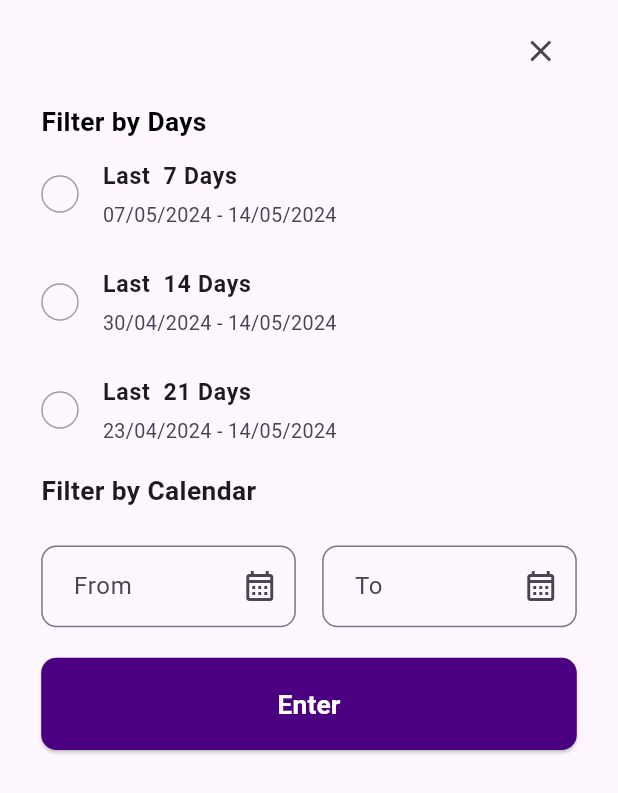
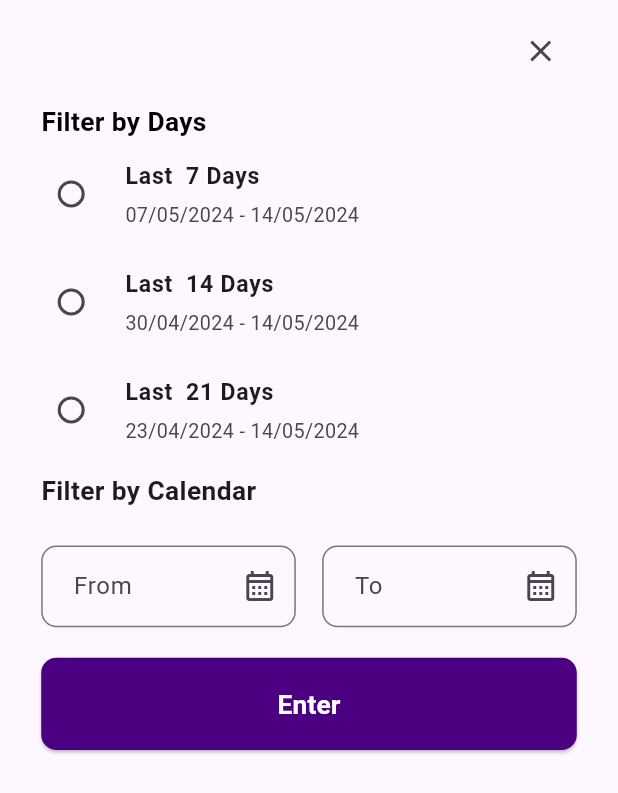
Before and after one commit to obasanmichael/test_app, a Flutter app: the FilterContainer widget shown alone on an empty page, opened directly with empty values, on a phone screen of 412 x 824 dp. Shown: the top 793 px of the screen. Run offline on Flutter 3.47's test engine with Material 3 defaults, Android fonts, the phone set to English and light mode, and no system bars; drawn by our look-alikes of roundcheckbox; our stand-ins replace flutter_rating_bar, flutter_screenutil, go_router, shimmer, smooth_page_indicator; missing offline and left inert: passwordfield.

Commit message:
working with the radiolisttile in the filtercontainer

```diff
--- a/lib/screens/transactions/components/filter_container.dart
+++ b/lib/screens/transactions/components/filter_container.dart
@@ -20,6 +20,13 @@ class _FilterContainerState extends State<FilterContainer> {
   final _toDateController = TextEditingController();
   DateTime? _selectedFromDate;
   DateTime? _selectedToDate;
+  int? _selectedDays;
+
+  void _handleRadioValueChange(int? value) {
+    setState(() {
+      _selectedDays = value;
+    });
+  }
 
   @override
   void dispose() {
@@ -78,9 +85,27 @@ class _FilterContainerState extends State<FilterContainer> {
                 fontWeight: FontWeight.w700,
                 color: Colors.black),
           ),
-          DateListTile(days: 7),
-          DateListTile(days: 14),
-          DateListTile(days: 21),
+          DateListTile(
+            days: 7,
+            groupValue: _selectedDays == 7,
+            onChanged: (bool? value) {
+              _handleRadioValueChange(value! ? 7 : null);
+            },
+          ),
+          DateListTile(
+            days: 14,
+            groupValue: _selectedDays == 14,
+            onChanged: (bool? value) {
+              _handleRadioValueChange(value! ? 14 : null);
+            },
+          ),
+          DateListTile(
+            days: 21,
+            groupValue: _selectedDays == 21,
+            onChanged: (bool? value) {
+              _handleRadioValueChange(value! ? 21 : null);
+            },
+          ),
           SizedBox(height: 5.h),
           Text(
             'Filter by Calendar',
@@ -177,20 +202,30 @@ class _FilterContainerState extends State<FilterContainer> {
 }
 
 class DateListTile extends StatelessWidget {
-  const DateListTile({super.key, required this.days});
+  const DateListTile({
+    super.key,
+    required this.days,
+    required this.groupValue,
+    required this.onChanged,
+  });
 
   final int days;
+  final bool groupValue;
+  final ValueChanged<bool?> onChanged;
 
   @override
   Widget build(BuildContext context) {
     DateTime startDate = DateTime.now().subtract(Duration(days: days));
-    return ListTile(
+    return RadioListTile<bool>(
       contentPadding: EdgeInsets.all(0),
-      leading: RoundCheckBox(
-        onTap: (val) {},
-        size: 25,
-        checkedColor: Color(0xff4B0082),
-      ),
+      // leading: RoundCheckBox(
+      //   onTap: (val) {},
+      //   size: 25,
+      //   checkedColor: Color(0xff4B0082),
+      // ),
+      value: true,
+      groupValue: groupValue,
+      onChanged: onChanged,
       title: Column(
         crossAxisAlignment: CrossAxisAlignment.start,
         children: [
@@ -205,6 +240,14 @@ class DateListTile extends StatelessWidget {
         '${DateFormat('dd/MM/yyyy').format(startDate)} - ${DateFormat('dd/MM/yyyy').format(DateTime.now())}',
         style: TextStyle(fontSize: 12.sp),
       ),
+
+      // (bool? value) {
+      //   if (value != null) {
+      //     setState(() {
+      //       _isChecked = value;
+      //     });
+      //   }
+      // },
     );
   }
 }
```
